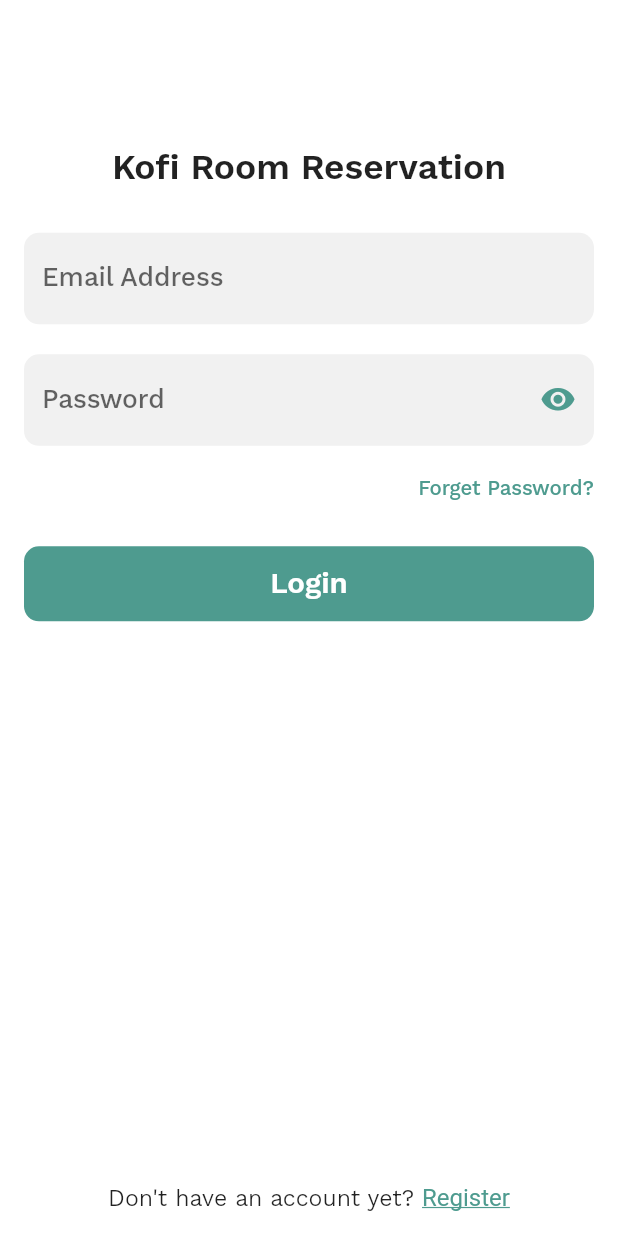
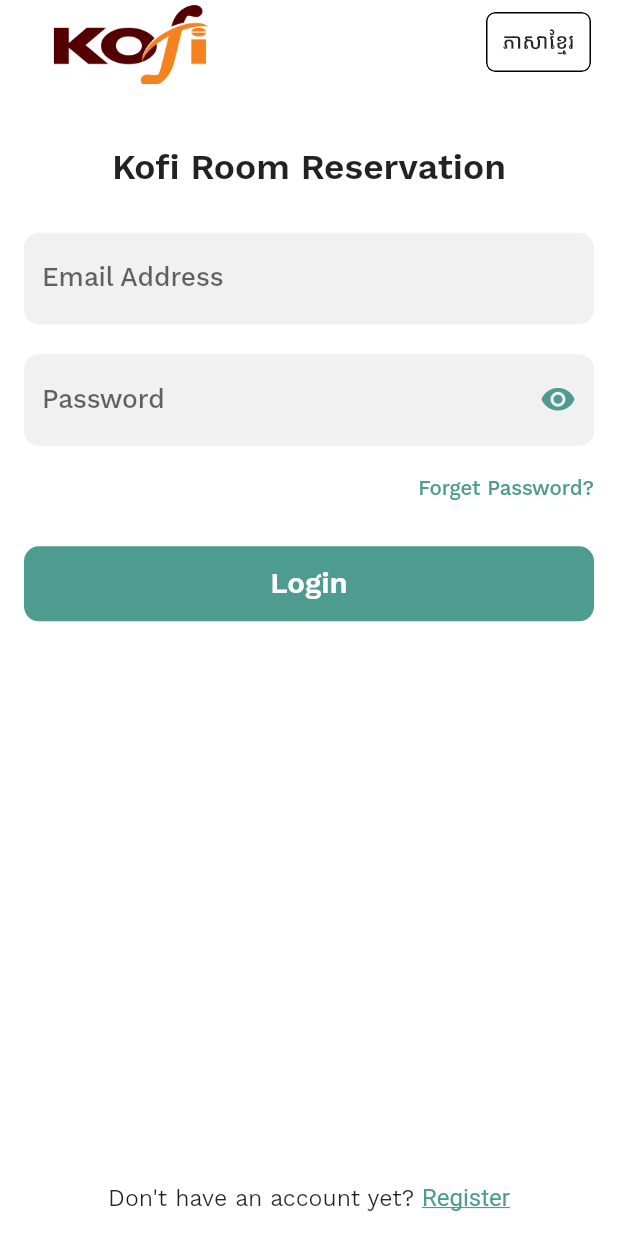
Before and after one commit to Angkeasel/BOOKINGMEETINGROOM, a Flutter app: the screen it shows after launch, on a phone screen of 412 x 824 dp. Run offline on Flutter 3.47's test engine with Material 2 defaults, Android fonts, the phone set to English and light mode, and no system bars; drawn by our look-alikes of flutter_animate; our stand-ins replace flutter_svg, freezed_annotation, get, go_router, shared_preferences, table_calendar.

Commit message:
add change language button

```diff
--- a/lib/main.dart
+++ b/lib/main.dart
@@ -36,7 +36,7 @@ class MyApp extends StatelessWidget {
             GlobalWidgetsLocalizations.delegate,
           ],
           supportedLocales: L.delegate.supportedLocales,
-          locale: controller.locale,
+          locale: controller.locale.value,
           routerConfig: router,
         );
       },
--- a/lib/src/auth/page/login_screen.dart
+++ b/lib/src/auth/page/login_screen.dart
@@ -8,6 +8,7 @@ import 'package:meetroombooking/generated/l10n.dart';
 import 'package:meetroombooking/src/config/font/font_controller.dart';
 import 'package:meetroombooking/src/constant/app_size.dart';
 import 'package:meetroombooking/src/constant/app_textstyle.dart';
+import 'package:meetroombooking/widgets/change_language_button.dart';
 import 'package:meetroombooking/widgets/custom_buttons.dart';
 import 'package:meetroombooking/widgets/custom_text_form_filed.dart';
 
@@ -23,6 +24,7 @@ class LoginScreen extends StatefulWidget {
 
 class _LoginScreenState extends State<LoginScreen> {
   static final _formKey = GlobalKey<FormState>();
+  final lController = Get.find<LanguageController>();
   @override
   Widget build(BuildContext context) {
     final authCon = Get.put(AuthController());
@@ -30,11 +32,12 @@ class _LoginScreenState extends State<LoginScreen> {
       backgroundColor: Colors.white,
       appBar: AppBar(
         backgroundColor: Colors.white,
-        // title: Image.asset(
-        //   'assets/image/png/KOFI LOGO-01 1.png',
-        //   height: 100,
-        // ),
+        title: Image.asset(
+          'assets/image/png/KOFI LOGO-01 1.png',
+          height: 100,
+        ),
         elevation: 0,
+        actions: const [ChangeLanguageButton(), SizedBox(width: 10)],
       ),
       body: SafeArea(
         minimum: const EdgeInsets.only(bottom: padding),
--- a/lib/src/config/font/font_controller.dart
+++ b/lib/src/config/font/font_controller.dart
@@ -5,13 +5,13 @@ import 'package:shared_preferences/shared_preferences.dart';
 const _appLocaleKey = 'LOCALE';
 
 class LanguageController extends GetxController {
-  Locale locale = const Locale('en');
+  Rx<Locale> locale = Rx<Locale>(Locale(Language.en.name));
   late final SharedPreferences _pref;
 
   void _checkLanguage() async {
     _pref = await SharedPreferences.getInstance();
     final savedLocale = _pref.getString(_appLocaleKey) ?? 'en';
-    locale = Locale(savedLocale);
+    locale.value = Locale(savedLocale);
     update();
     refresh();
   }
@@ -22,9 +22,17 @@ class LanguageController extends GetxController {
 
   void changeLanguage(Language language) {
     _setCurrentLanguage(language);
-    locale = Locale(language.name);
+    locale.value = Locale(language.name);
     update();
     refresh();
+  }
+
+  void toggleLanguage() {
+    if (locale.value == Locale(Language.en.name)) {
+      changeLanguage(Language.km);
+    } else {
+      changeLanguage(Language.en);
+    }
   }
 
   @override
@@ -32,6 +40,8 @@ class LanguageController extends GetxController {
     _checkLanguage();
     super.onInit();
   }
+
+  bool get isKhmer => locale.value == Locale(Language.km.name);
 }
 
 //Don't change
--- a/lib/src/config/router/router.dart
+++ b/lib/src/config/router/router.dart
@@ -7,7 +7,7 @@ import '../../modouls/booking /confirm_booking.dart';
 import '../../modouls/booking /event_calendar_page.dart';
 import '../../modouls/listing/listing_room.dart';
 
-const _initialLocation = '/sso';
+const _initialLocation = '/login';
 final router = GoRouter(
   // debugLogDiagnostics: true,
   initialLocation: _initialLocation,
--- /dev/null
+++ b/lib/widgets/change_language_button.dart
@@ -0,0 +1,45 @@
+import 'package:flutter/material.dart';
+import 'package:get/get.dart';
+import 'package:meetroombooking/src/config/font/font_controller.dart';
+import 'package:meetroombooking/src/constant/app_size.dart';
+import 'package:meetroombooking/src/constant/app_textstyle.dart';
+
+class ChangeLanguageButton extends StatelessWidget {
+  const ChangeLanguageButton({super.key});
+
+  @override
+  Widget build(BuildContext context) {
+    final lController = Get.find<LanguageController>();
+
+    return Padding(
+      padding: const EdgeInsets.all(8.0),
+      child: Material(
+        type: MaterialType.transparency,
+        borderRadius: BorderRadius.circular(6),
+        clipBehavior: Clip.antiAlias,
+        child: InkWell(
+          onTap: () {
+            lController.toggleLanguage();
+          },
+          child: Ink(
+            width: 70,
+            decoration: BoxDecoration(
+              borderRadius: BorderRadius.circular(6),
+              border: Border.all(),
+            ),
+            child: Center(
+              child: Text(
+                lController.isKhmer ? 'English' : 'ភាសាខ្មែរ',
+                style: context.labelLarge.copyWith(
+                  fontVariations: [
+                    FontWeight.w500.getVariant,
+                  ],
+                ),
+              ),
+            ),
+          ),
+        ),
+      ),
+    );
+  }
+}
```
Also changed, not shown: lib/src/auth/page/register_screen.dart (+6 -4 lines).
